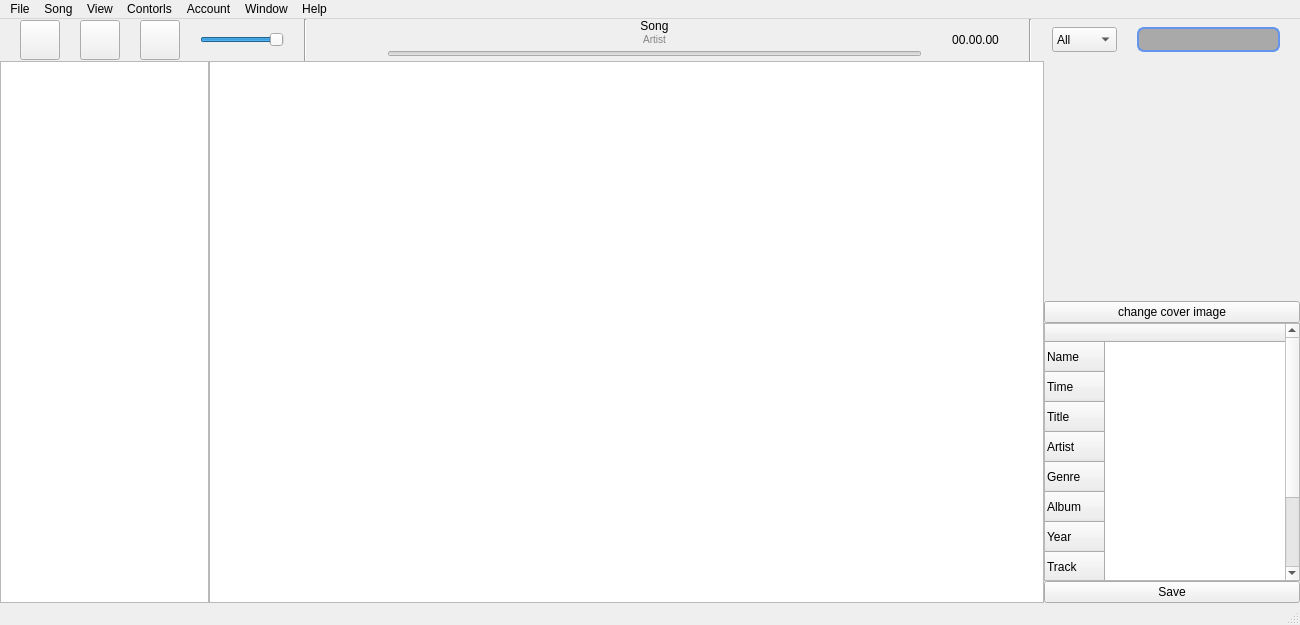
Old version of the form app/src/mainwindow.ui in the repository intelek2al/CPP-Uamp.
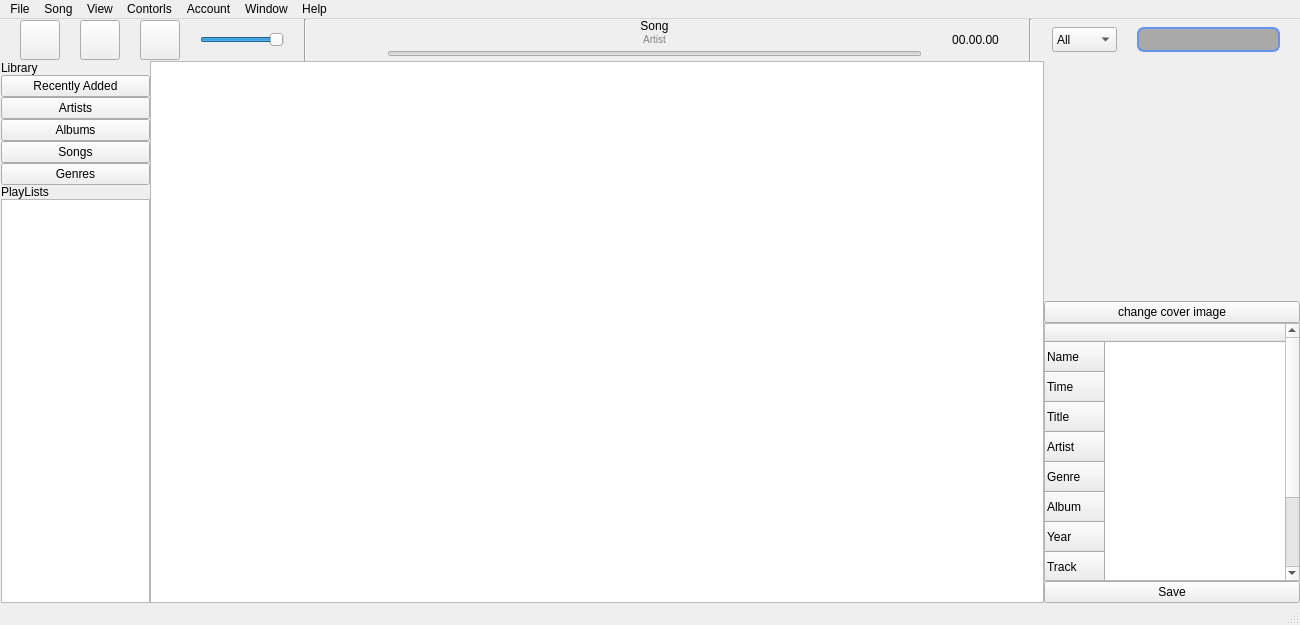
New version of the form.

Commit message: settings side bar

```diff
--- a/app/src/mainwindow.ui
+++ b/app/src/mainwindow.ui
@@ -369,7 +369,7 @@
      </layout>
     </item>
     <item row="1" column="0">
-     <layout class="QGridLayout" name="gridLayout" rowstretch="0" columnstretch="1,4,0,0">
+     <layout class="QGridLayout" name="gridLayout" rowstretch="0" columnstretch="1,5,0,0">
       <property name="sizeConstraint">
        <enum>QLayout::SetNoConstraint</enum>
       </property>
@@ -377,22 +377,123 @@
        <number>0</number>
       </property>
       <item row="0" column="0">
-       <widget class="QTreeView" name="fileBrowser">
+       <widget class="QWidget" name="sideBar" native="true">
+        <property name="minimumSize">
+         <size>
+          <width>150</width>
+          <height>0</height>
+         </size>
+        </property>
         <property name="maximumSize">
          <size>
-          <width>250</width>
+          <width>150</width>
           <height>16777215</height>
          </size>
         </property>
-        <property name="mouseTracking">
-         <bool>false</bool>
-        </property>
-        <property name="sortingEnabled">
-         <bool>false</bool>
-        </property>
-        <attribute name="headerVisible">
-         <bool>false</bool>
-        </attribute>
+        <layout class="QGridLayout" name="gridLayout_3" rowstretch="0,2,0,5,0">
+         <property name="leftMargin">
+          <number>1</number>
+         </property>
+         <property name="topMargin">
+          <number>0</number>
+         </property>
+         <property name="rightMargin">
+          <number>0</number>
+         </property>
+         <property name="bottomMargin">
+          <number>0</number>
+         </property>
+         <property name="spacing">
+          <number>0</number>
+         </property>
+         <item row="1" column="0">
+          <layout class="QVBoxLayout" name="verticalLayout">
+           <property name="spacing">
+            <number>0</number>
+           </property>
+           <item>
+            <widget class="QPushButton" name="pushButton_2">
+             <property name="styleSheet">
+              <string notr="true">QPushButton {
+    border-width: 1px;
+}
+
+*background-color: black;</string>
+             </property>
+             <property name="text">
+              <string>Recently Added</string>
+             </property>
+            </widget>
+           </item>
+           <item>
+            <widget class="QPushButton" name="pushButton_3">
+             <property name="text">
+              <string>Artists</string>
+             </property>
+            </widget>
+           </item>
+           <item>
+            <widget class="QPushButton" name="pushButton_4">
+             <property name="text">
+              <string>Albums</string>
+             </property>
+            </widget>
+           </item>
+           <item>
+            <widget class="QPushButton" name="pushButton_5">
+             <property name="text">
+              <string>Songs</string>
+             </property>
+            </widget>
+           </item>
+           <item>
+            <widget class="QPushButton" name="pushButton_6">
+             <property name="text">
+              <string>Genres</string>
+             </property>
+            </widget>
+           </item>
+          </layout>
+         </item>
+         <item row="0" column="0">
+          <widget class="QLabel" name="label">
+           <property name="sizePolicy">
+            <sizepolicy hsizetype="Preferred" vsizetype="Preferred">
+             <horstretch>0</horstretch>
+             <verstretch>0</verstretch>
+            </sizepolicy>
+           </property>
+           <property name="toolTipDuration">
+            <number>-1</number>
+           </property>
+           <property name="text">
+            <string>Library</string>
+           </property>
+           <property name="alignment">
+            <set>Qt::AlignLeading|Qt::AlignLeft|Qt::AlignVCenter</set>
+           </property>
+           <property name="margin">
+            <number>1</number>
+           </property>
+          </widget>
+         </item>
+         <item row="4" column="0">
+          <layout class="QVBoxLayout" name="verticalLayout_5"/>
+         </item>
+         <item row="2" column="0">
+          <widget class="QLabel" name="label_2">
+           <property name="text">
+            <string>PlayLists</string>
+           </property>
+           <property name="margin">
+            <number>1</number>
+           </property>
+          </widget>
+         </item>
+         <item row="3" column="0">
+          <widget class="QListView" name="listPlaylist"/>
+         </item>
+        </layout>
        </widget>
       </item>
       <item row="0" column="2">
```
Left out of the diff: 9 changed lines with no effect on the pictures. The commit also changes 7 other files.
